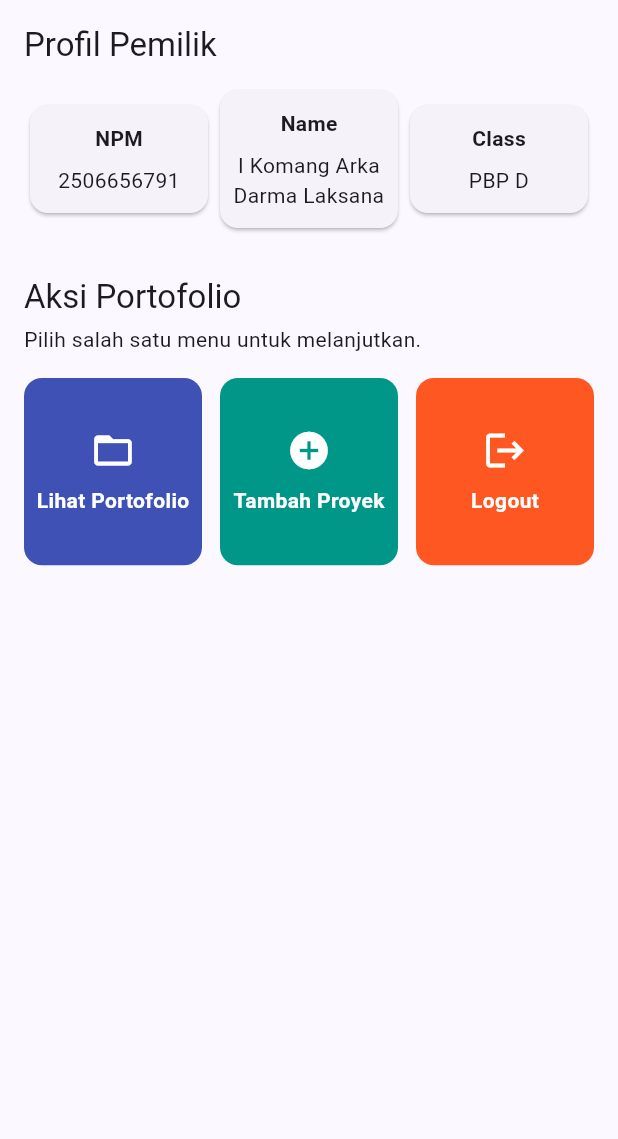
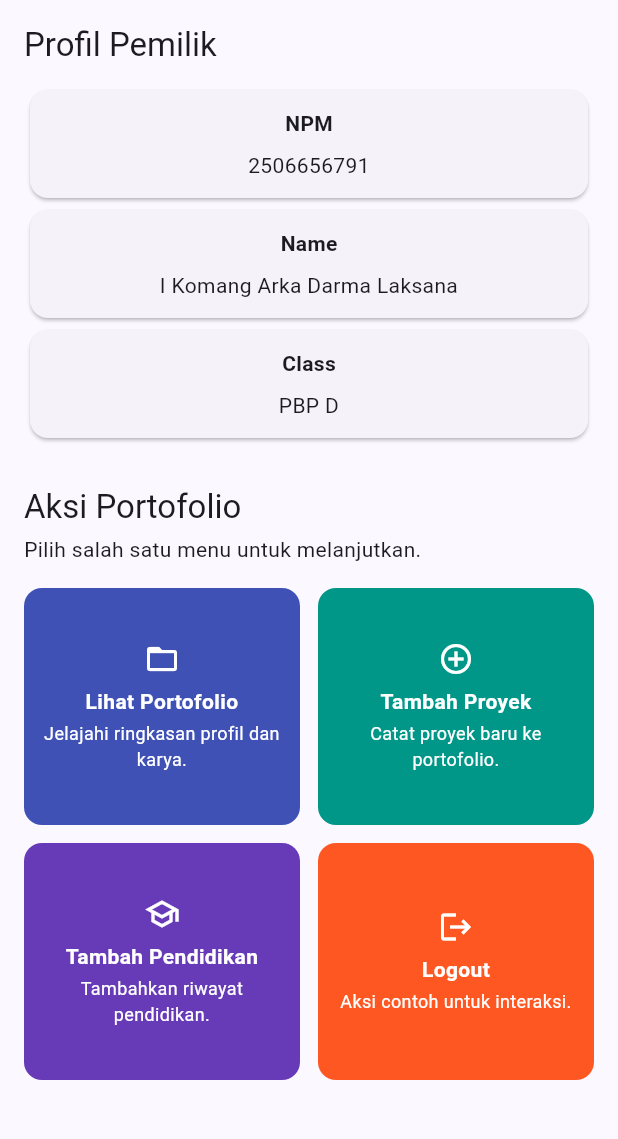
Before and after one commit to arkadarma/myportofolio_mobile, a Flutter app: the screen it shows after launch, in the side drawer, after a tap on "Home", on a phone screen of 412 x 824 dp, the part 84-1223 px from its top. Run offline on Flutter 3.47's test engine with Material 3 defaults, Android fonts, the phone set to English and light mode, and no system bars; our stand-ins replace material_ui.

Commit message:
feat(navigation): add education navigation

```diff
--- a/lib/main.dart
+++ b/lib/main.dart
@@ -1,4 +1,5 @@
 import 'package:material_ui/material_ui.dart';
+import 'package:myportofolio_mobile/screens/education_form.dart';
 import 'package:myportofolio_mobile/screens/menu.dart';
 import 'package:myportofolio_mobile/screens/project_form.dart';
 import 'package:myportofolio_mobile/widgets/left_drawer.dart';
@@ -18,6 +19,7 @@ class _MyAppState extends State<MyApp> {
   late final LeftDrawer _drawer = LeftDrawer(
     homePageBuilder: (_) => MyHomePage(drawer: _drawer),
     projectFormPageBuilder: (_) => ProjectFormPage(drawer: _drawer),
+    educationFormPageBuilder: (_) => EducationFormPage(drawer: _drawer),
   );
 
   @override
--- a/lib/screens/menu.dart
+++ b/lib/screens/menu.dart
@@ -9,9 +9,34 @@ class MyHomePage extends StatelessWidget {
   final LeftDrawer drawer;
 
   static const List<ItemHomepage> items = [
-    ItemHomepage('Lihat Portofolio', Icons.folder_open, Colors.indigo),
-    ItemHomepage('Tambah Proyek', Icons.add_circle, Colors.teal),
-    ItemHomepage('Logout', Icons.logout, Colors.deepOrange),
+    ItemHomepage(
+      name: 'Lihat Portofolio',
+      description: 'Jelajahi ringkasan profil dan karya.',
+      icon: Icons.folder_open,
+      color: Colors.indigo,
+      action: HomepageAction.portfolio,
+    ),
+    ItemHomepage(
+      name: 'Tambah Proyek',
+      description: 'Catat proyek baru ke portofolio.',
+      icon: Icons.add_circle_outline,
+      color: Colors.teal,
+      action: HomepageAction.addProject,
+    ),
+    ItemHomepage(
+      name: 'Tambah Pendidikan',
+      description: 'Tambahkan riwayat pendidikan.',
+      icon: Icons.school_outlined,
+      color: Colors.deepPurple,
+      action: HomepageAction.addEducation,
+    ),
+    ItemHomepage(
+      name: 'Logout',
+      description: 'Aksi contoh untuk interaksi.',
+      icon: Icons.logout,
+      color: Colors.deepOrange,
+      action: HomepageAction.logout,
+    ),
   ];
 
   @override
@@ -28,7 +53,16 @@ class MyHomePage extends StatelessWidget {
       drawer: drawer,
       body: SingleChildScrollView(
         padding: const EdgeInsets.all(16),
-        child: Column(
+        child: LayoutBuilder(
+          builder: (context, constraints) {
+            final compact = constraints.maxWidth < 520;
+            final crossAxisCount = constraints.maxWidth >= 900
+                ? 4
+                : constraints.maxWidth >= 600
+                ? 3
+                : 2;
+
+            return Column(
               crossAxisAlignment: CrossAxisAlignment.stretch,
               children: [
                 Text(
@@ -36,6 +70,19 @@ class MyHomePage extends StatelessWidget {
                   style: Theme.of(context).textTheme.titleLarge,
                 ),
                 const SizedBox(height: 12),
+                if (compact)
+                  const Column(
+                    crossAxisAlignment: CrossAxisAlignment.stretch,
+                    children: [
+                      InfoCard(title: 'NPM', content: '2506656791'),
+                      InfoCard(
+                        title: 'Name',
+                        content: 'I Komang Arka Darma Laksana',
+                      ),
+                      InfoCard(title: 'Class', content: 'PBP D'),
+                    ],
+                  )
+                else
                   const Row(
                     children: [
                       Expanded(
@@ -67,16 +114,44 @@ class MyHomePage extends StatelessWidget {
                   padding: const EdgeInsets.symmetric(vertical: 16),
                   crossAxisSpacing: 12,
                   mainAxisSpacing: 12,
-              crossAxisCount: 3,
-              childAspectRatio: 0.95,
+                  crossAxisCount: crossAxisCount,
+                  mainAxisExtent: 158,
                   shrinkWrap: true,
                   children: items
-                  .map((item) => ItemCard(item, drawer: drawer))
+                      .map(
+                        (item) => ItemCard(
+                          item,
+                          onTap: () => _handleAction(context, item.action),
+                        ),
+                      )
                       .toList(),
                 ),
               ],
+            );
+          },
         ),
       ),
+    );
+  }
+
+  void _handleAction(BuildContext context, HomepageAction action) {
+    final item = items.firstWhere((item) => item.action == action);
+    final WidgetBuilder? pageBuilder = switch (action) {
+      HomepageAction.addProject => drawer.projectFormPageBuilder,
+      HomepageAction.addEducation => drawer.educationFormPageBuilder,
+      HomepageAction.portfolio || HomepageAction.logout => null,
+    };
+
+    if (pageBuilder != null) {
+      ScaffoldMessenger.of(context).hideCurrentSnackBar();
+      Navigator.push(context, MaterialPageRoute(builder: pageBuilder));
+      return;
+    }
+
+    ScaffoldMessenger.of(context)
+      ..hideCurrentSnackBar()
+      ..showSnackBar(
+        SnackBar(content: Text('Kamu telah menekan tombol ${item.name}!')),
       );
   }
 }
--- a/lib/widgets/left_drawer.dart
+++ b/lib/widgets/left_drawer.dart
@@ -9,10 +9,12 @@ class LeftDrawer extends StatelessWidget {
     super.key,
     required this.homePageBuilder,
     required this.projectFormPageBuilder,
+    required this.educationFormPageBuilder,
   });
 
   final WidgetBuilder homePageBuilder;
   final WidgetBuilder projectFormPageBuilder;
+  final WidgetBuilder educationFormPageBuilder;
 
   @override
   Widget build(BuildContext context) {
@@ -55,9 +57,12 @@ class LeftDrawer extends StatelessWidget {
             leading: const Icon(Icons.home_outlined),
             title: const Text('Home'),
             onTap: () {
-              Navigator.pushReplacement(
+              // The drawer can be opened from routes pushed by action cards.
+              // Rebuild one home route so Home never leaves stale forms stacked.
+              Navigator.pushAndRemoveUntil(
                 context,
                 MaterialPageRoute(builder: homePageBuilder),
+                (route) => false,
               );
             },
           ),
@@ -65,14 +70,22 @@ class LeftDrawer extends StatelessWidget {
             leading: const Icon(Icons.add_circle_outline),
             title: const Text('Add Project'),
             onTap: () {
-              Navigator.pushReplacement(
-                context,
-                MaterialPageRoute(builder: projectFormPageBuilder),
-              );
+              _replaceCurrentPage(context, projectFormPageBuilder);
+            },
+          ),
+          ListTile(
+            leading: const Icon(Icons.school_outlined),
+            title: const Text('Add Education'),
+            onTap: () {
+              _replaceCurrentPage(context, educationFormPageBuilder);
             },
           ),
         ],
       ),
     );
   }
+
+  void _replaceCurrentPage(BuildContext context, WidgetBuilder builder) {
+    Navigator.pushReplacement(context, MaterialPageRoute(builder: builder));
+  }
 }
--- a/lib/widgets/project_card.dart
+++ b/lib/widgets/project_card.dart
@@ -1,21 +1,30 @@
 import 'package:material_ui/material_ui.dart';
-import 'package:myportofolio_mobile/widgets/left_drawer.dart';
 
-/// Data model for one portfolio action, including its visual color.
+enum HomepageAction { portfolio, addProject, addEducation, logout }
+
+/// Data model for a portfolio action, including copy and visual treatment.
 class ItemHomepage {
-  const ItemHomepage(this.name, this.icon, this.color);
+  const ItemHomepage({
+    required this.name,
+    required this.description,
+    required this.icon,
+    required this.color,
+    required this.action,
+  });
 
   final String name;
+  final String description;
   final IconData icon;
   final Color color;
+  final HomepageAction action;
 }
 
-/// Tappable portfolio action card that displays its SnackBar message.
+/// Tappable portfolio action card; its parent owns the navigation behavior.
 class ItemCard extends StatelessWidget {
-  const ItemCard(this.item, {super.key, required this.drawer});
+  const ItemCard(this.item, {super.key, required this.onTap});
 
   final ItemHomepage item;
-  final LeftDrawer drawer;
+  final VoidCallback onTap;
 
   @override
   Widget build(BuildContext context) {
@@ -24,39 +33,35 @@ class ItemCard extends StatelessWidget {
       borderRadius: BorderRadius.circular(12),
       child: InkWell(
         borderRadius: BorderRadius.circular(12),
-        onTap: () {
-          ScaffoldMessenger.of(context)
-            ..hideCurrentSnackBar()
-            ..showSnackBar(
-              SnackBar(
-                content: Text('Kamu telah menekan tombol ${item.name}!'),
-              ),
-            );
-
-          if (item.name == 'Tambah Proyek') {
-            Navigator.push(
-              context,
-              MaterialPageRoute(builder: drawer.projectFormPageBuilder),
-            );
-          }
-        },
-        child: Padding(
-          padding: const EdgeInsets.all(8),
-          child: FittedBox(
-            fit: BoxFit.scaleDown,
+        onTap: onTap,
+        child: Semantics(
+          button: true,
+          label: '${item.name}. ${item.description}',
+          child: Padding(
+            padding: const EdgeInsets.symmetric(horizontal: 12, vertical: 8),
             child: Column(
-              mainAxisSize: MainAxisSize.min,
               mainAxisAlignment: MainAxisAlignment.center,
               children: [
-                Icon(item.icon, color: Colors.white, size: 30),
-                const SizedBox(height: 8),
+                Icon(item.icon, color: Colors.white, size: 24),
+                const SizedBox(height: 6),
                 Text(
                   item.name,
                   textAlign: TextAlign.center,
+                  maxLines: 2,
+                  overflow: TextOverflow.ellipsis,
                   style: const TextStyle(
                     color: Colors.white,
-                    fontWeight: FontWeight.w600,
+                    fontWeight: FontWeight.w700,
+                    fontSize: 14,
                   ),
+                ),
+                const SizedBox(height: 3),
+                Text(
+                  item.description,
+                  textAlign: TextAlign.center,
+                  maxLines: 2,
+                  overflow: TextOverflow.ellipsis,
+                  style: const TextStyle(color: Colors.white, fontSize: 12),
                 ),
               ],
             ),
```
Also changed, not shown: lib/models/education_entry.dart (added, +20 -0 lines), lib/screens/education_form.dart (added, +395 -0 lines), lib/validators/education_form_validators.dart (added, +73 -0 lines), lib/widgets/education_summary_dialog.dart (added, +77 -0 lines). Lines whose indentation alone changed are shown as unchanged.
